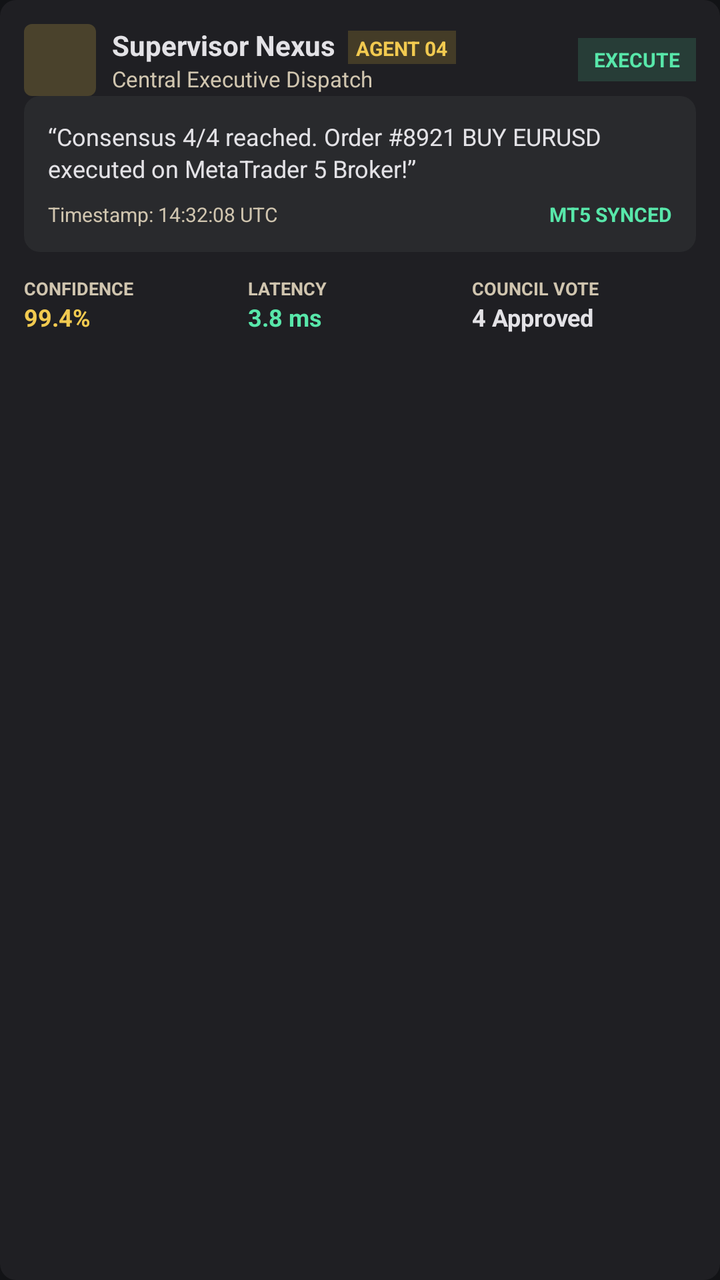
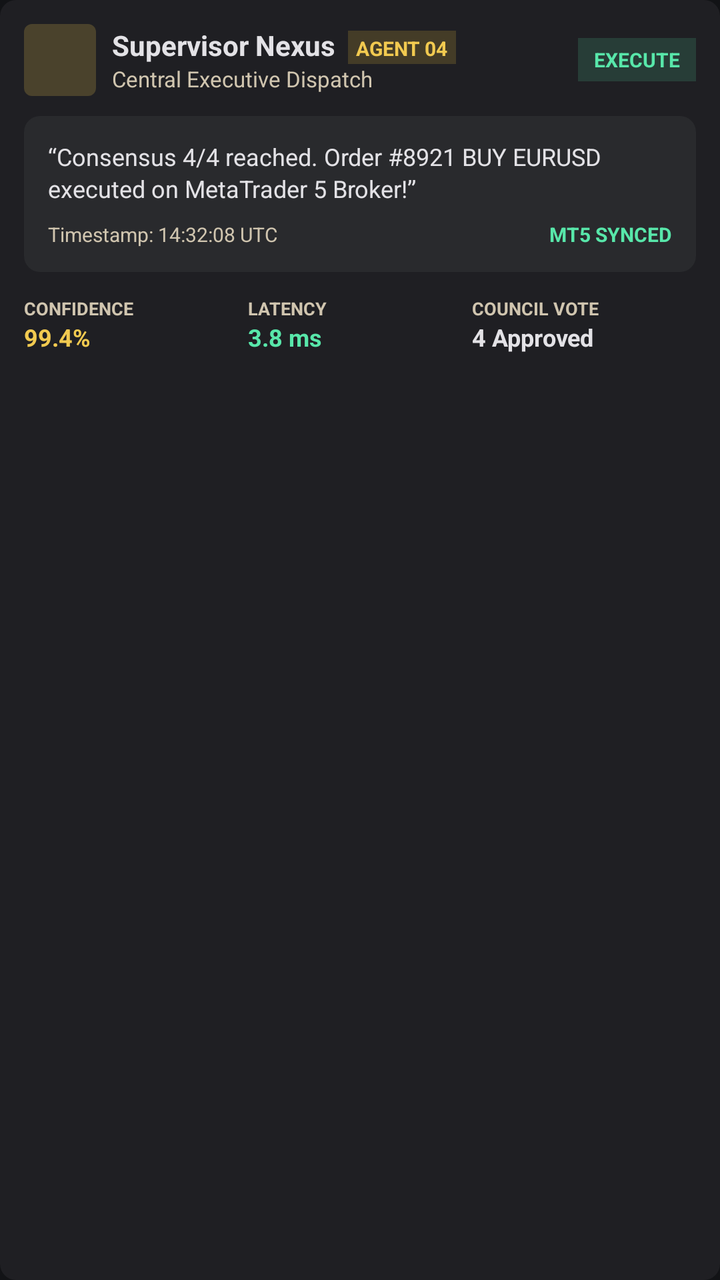

Screens rendered from an Android XML layout before and after an edit, with the pre-edit source and the edit as a unified diff.
<!-- AndroidManifest.xml: application theme Theme.ZentradeAI -->
<!-- res/layout/item_agent_supervisor.xml -->
<?xml version="1.0" encoding="utf-8"?>
<LinearLayout xmlns:android="http://schemas.android.com/apk/res/android"
    android:layout_width="match_parent"
    android:layout_height="wrap_content"
    android:background="@drawable/bg_rounded_container"
    android:orientation="vertical"
    android:padding="12dp">

    
    <LinearLayout
        android:layout_width="match_parent"
        android:layout_height="wrap_content"
        android:orientation="horizontal"
        android:gravity="center_vertical">
        
        <FrameLayout
            android:layout_width="36dp"
            android:layout_height="36dp"
            android:background="@drawable/bg_icon_primary_transparent"
            android:layout_marginEnd="8dp">
            
        </FrameLayout>
        
        <LinearLayout
            android:layout_width="0dp"
            android:layout_height="wrap_content"
            android:layout_weight="1"
            android:orientation="vertical">
            <LinearLayout
                android:layout_width="match_parent"
                android:layout_height="wrap_content"
                android:orientation="horizontal">
                <TextView
                    android:layout_width="wrap_content"
                    android:layout_height="wrap_content"
                    android:text="Supervisor Nexus"
                    android:textColor="@color/on_surface"
                    android:textSize="14sp"
                    android:textStyle="bold"
                    android:layout_marginEnd="6dp" />
                <TextView
                    android:layout_width="wrap_content"
                    android:layout_height="wrap_content"
                    android:background="#33D4AF37"
                    android:text="AGENT 04"
                    android:textColor="@color/primary"
                    android:textSize="10sp"
                    android:textStyle="bold"
                    android:paddingHorizontal="4dp"
                    android:paddingVertical="2dp" />
            </LinearLayout>
            <TextView
                android:layout_width="wrap_content"
                android:layout_height="wrap_content"
                android:text="Central Executive Dispatch"
                android:textColor="@color/on_surface_variant"
                android:textSize="11sp" />
        </LinearLayout>
        
        <TextView
            android:layout_width="wrap_content"
            android:layout_height="wrap_content"
            android:background="#2658E7AA"
            android:text="EXECUTE"
            android:textColor="@color/tertiary"
            android:textSize="10sp"
            android:textStyle="bold"
            android:paddingHorizontal="8dp"
            android:paddingVertical="4dp" />
    </LinearLayout>

    
    <LinearLayout
        android:layout_width="match_parent"
        android:layout_height="wrap_content"
        android:background="@drawable/bg_rounded_container_high"
        android:orientation="vertical"
        android:padding="12dp">
        
        <TextView
            android:layout_width="match_parent"
            android:layout_height="wrap_content"
            android:text="“Consensus 4/4 reached. Order #8921 BUY EURUSD executed on MetaTrader 5 Broker!”"
            android:textColor="@color/on_surface"
            android:textSize="12sp"
            android:lineSpacingExtra="2dp" />
            
        <LinearLayout
            android:layout_width="match_parent"
            android:layout_height="wrap_content"
            android:orientation="horizontal"
            android:layout_marginTop="8dp"
            android:gravity="center_vertical">
            <TextView
                android:layout_width="0dp"
                android:layout_height="wrap_content"
                android:layout_weight="1"
                android:text="Timestamp: 14:32:08 UTC"
                android:textColor="@color/on_surface_variant"
                android:textSize="10sp" />
            <TextView
                android:layout_width="wrap_content"
                android:layout_height="wrap_content"
                android:text="MT5 SYNCED"
                android:textColor="@color/tertiary"
                android:textSize="10sp"
                android:textStyle="bold" />
        </LinearLayout>
    </LinearLayout>

    
    <LinearLayout
        android:layout_width="match_parent"
        android:layout_height="wrap_content"
        android:orientation="horizontal"
        android:layout_marginTop="12dp"
        android:baselineAligned="false">
        
        <LinearLayout
            android:layout_width="0dp"
            android:layout_height="wrap_content"
            android:layout_weight="1"
            android:orientation="vertical">
            <TextView
                android:layout_width="wrap_content"
                android:layout_height="wrap_content"
                android:text="CONFIDENCE"
                android:textColor="@color/on_surface_variant"
                android:textSize="9sp"
                android:textStyle="bold" />
            <TextView
                android:layout_width="wrap_content"
                android:layout_height="wrap_content"
                android:text="99.4%"
                android:textColor="@color/primary"
                android:textSize="12sp"
                android:textStyle="bold" />
        </LinearLayout>
        
        <LinearLayout
            android:layout_width="0dp"
            android:layout_height="wrap_content"
            android:layout_weight="1"
            android:orientation="vertical">
            <TextView
                android:layout_width="wrap_content"
                android:layout_height="wrap_content"
                android:text="LATENCY"
                android:textColor="@color/on_surface_variant"
                android:textSize="9sp"
                android:textStyle="bold" />
            <TextView
                android:layout_width="wrap_content"
                android:layout_height="wrap_content"
                android:text="3.8 ms"
                android:textColor="@color/tertiary"
                android:textSize="12sp"
                android:textStyle="bold" />
        </LinearLayout>
        
        <LinearLayout
            android:layout_width="0dp"
            android:layout_height="wrap_content"
            android:layout_weight="1"
            android:orientation="vertical">
            <TextView
                android:layout_width="wrap_content"
                android:layout_height="wrap_content"
                android:text="COUNCIL VOTE"
                android:textColor="@color/on_surface_variant"
                android:textSize="9sp"
                android:textStyle="bold" />
            <TextView
                android:layout_width="wrap_content"
                android:layout_height="wrap_content"
                android:text="4 Approved"
                android:textColor="@color/on_surface"
                android:textSize="12sp"
                android:textStyle="bold" />
        </LinearLayout>
    </LinearLayout>

</LinearLayout>
<!-- resources referenced by this layout -->
<resources>
  <color name="on_surface">#E3E2E6</color>
  <color name="on_surface_variant">#D0C5AF</color>
  <color name="primary">#F2CA50</color>
  <color name="tertiary">#58E7AA</color>
  <!-- drawable bg_icon_primary_transparent (drawable) -->
  <?xml version="1.0" encoding="utf-8"?>
  <shape xmlns:android="http://schemas.android.com/apk/res/android">
      <solid android:color="#33F2CA50" />
      <corners android:radius="@dimen/radius_box" />
  </shape>
  <!-- drawable bg_rounded_container (drawable) -->
  <?xml version="1.0" encoding="utf-8"?>
  <shape xmlns:android="http://schemas.android.com/apk/res/android">
      <solid android:color="@color/surface_container" />
      <corners android:radius="@dimen/radius_card" />
  </shape>
  <!-- drawable bg_rounded_container_high (drawable) -->
  <?xml version="1.0" encoding="utf-8"?>
  <shape xmlns:android="http://schemas.android.com/apk/res/android">
      <solid android:color="@color/surface_container_high" />
      <corners android:radius="@dimen/radius_card" />
  </shape>
  <style name="Theme.ZentradeAI" parent="Theme.MaterialComponents.DayNight.NoActionBar">
          
          <item name="colorPrimary">@color/primary</item>
          <item name="colorPrimaryVariant">@color/primary_container</item>
          <item name="colorOnPrimary">@color/on_primary</item>
          
          <item name="colorSecondary">@color/secondary</item>
          <item name="colorSecondaryVariant">@color/secondary_container</item>
          <item name="colorOnSecondary">@color/on_secondary</item>
          
          <item name="android:statusBarColor" tools:targetApi="l">@color/surface_container_lowest</item>
          
          <item name="android:windowBackground">@color/surface</item>
          <item name="android:textColorPrimary">@color/on_surface</item>
          <item name="android:textColorSecondary">@color/on_surface_variant</item>
          
          <item name="bottomNavigationStyle">@style/Widget.ZentradeAI.BottomNavigationView</item>
      </style>
  <dimen name="radius_box">4dp</dimen>
  <color name="surface_container">#1F1F23</color>
  <dimen name="radius_card">8dp</dimen>
  <color name="surface_container_high">#292A2D</color>
  <color name="primary_container">#D4AF37</color>
  <color name="on_primary">#3C2F00</color>
  <color name="secondary">#E9C176</color>
  <color name="secondary_container">#604403</color>
  <color name="on_secondary">#412D00</color>
  <color name="surface_container_lowest">#0D0E11</color>
  <color name="surface">#121316</color>
  <style name="Widget.ZentradeAI.BottomNavigationView" parent="Widget.MaterialComponents.BottomNavigationView">
          <item name="android:background">@color/surface_container_lowest</item>
          <item name="itemIconTint">@color/nav_item_color</item>
          <item name="itemTextColor">@color/nav_item_color</item>
          <item name="elevation">8dp</item>
      </style>
</resources>

<!-- the commit's change to res/layout/item_agent_supervisor.xml (unified diff, before → after) -->
@@ -37,6 +37,8 @@
                     android:textColor="@color/on_surface"
                     android:textSize="14sp"
                     android:textStyle="bold"
+                    android:singleLine="true"
+                    android:ellipsize="end"
                     android:layout_marginEnd="6dp" />
                 <TextView
                     android:layout_width="wrap_content"
@@ -54,7 +56,9 @@
                 android:layout_height="wrap_content"
                 android:text="Central Executive Dispatch"
                 android:textColor="@color/on_surface_variant"
-                android:textSize="11sp" />
+                android:textSize="11sp"
+                android:singleLine="true"
+                android:ellipsize="end" />
         </LinearLayout>
         
         <TextView
@@ -75,6 +79,7 @@
         android:layout_height="wrap_content"
         android:background="@drawable/bg_rounded_container_high"
         android:orientation="vertical"
+        android:layout_marginTop="10dp"
         android:padding="12dp">
         
         <TextView
@@ -83,7 +88,9 @@
             android:text="“Consensus 4/4 reached. Order #8921 BUY EURUSD executed on MetaTrader 5 Broker!”"
             android:textColor="@color/on_surface"
             android:textSize="12sp"
-            android:lineSpacingExtra="2dp" />
+            android:lineSpacingExtra="2dp"
+            android:maxLines="3"
+            android:ellipsize="end" />
             
         <LinearLayout
             android:layout_width="match_parent"
